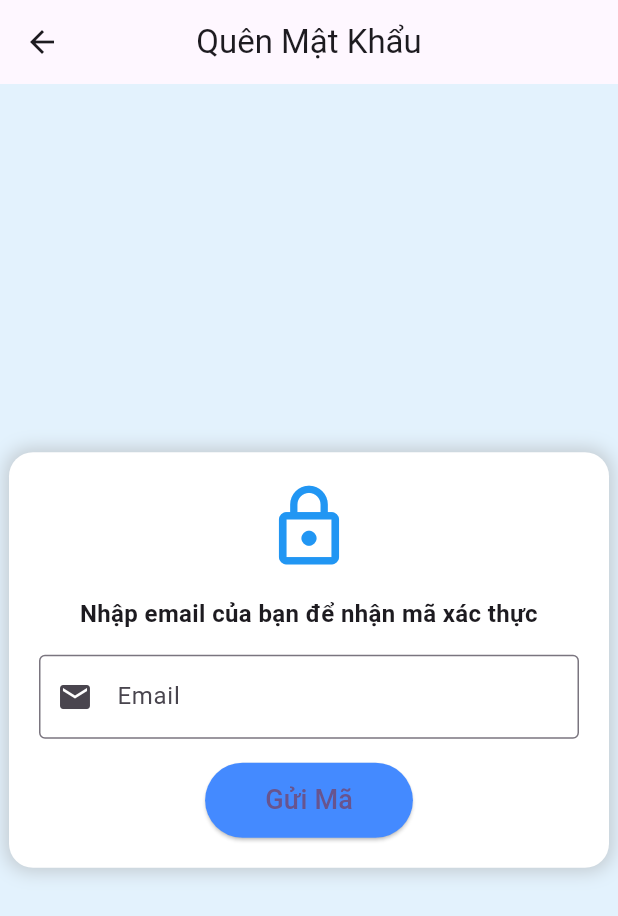
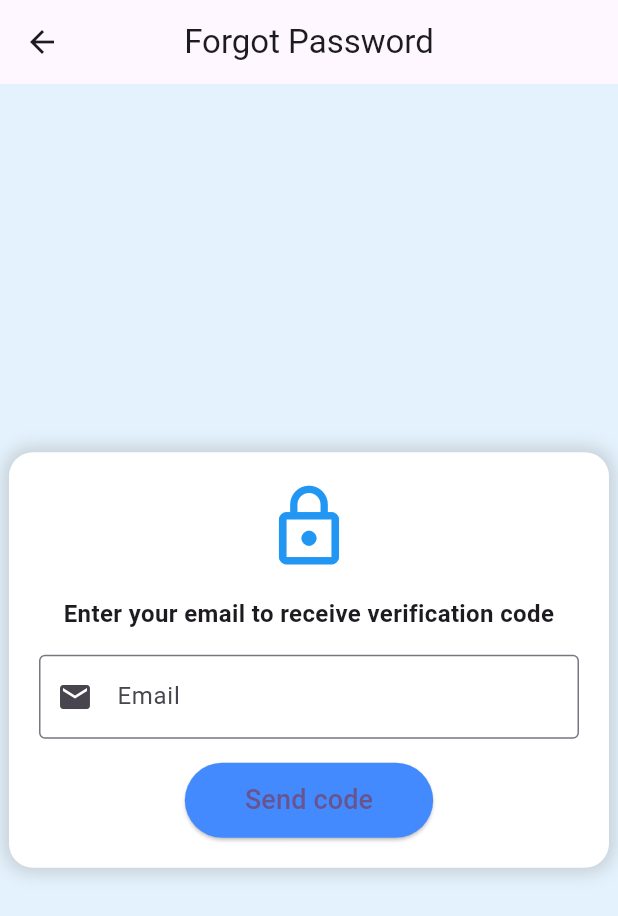
Before and after one commit to NguyenLeDuyy/MacStoreApp, a Flutter app: the ForgotPasswordScreen screen opened directly, on a phone screen of 412 x 824 dp. Shown: the top 916 px of the screen. Run offline on Flutter 3.47's test engine with Material 3 defaults, Android fonts, the light colour scheme and no system bars; our stand-ins replace google_fonts, supabase_flutter; missing offline and left inert: file_selector, flutter_admin_scaffold; accounts and stored records are empty.

Commit message:
update code for order_screen

```diff
--- a/lib/views/screens/authentication_screens/forgot_password.dart
+++ b/lib/views/screens/authentication_screens/forgot_password.dart
@@ -29,7 +29,7 @@ class _ForgotPasswordScreenState extends State<ForgotPasswordScreen> {
   Future<void> _sendResetCode() async {
     final email = emailController.text.trim();
     if (!_validateEmail(email)) {
-      _showMessage('Email không hợp lệ! Vui lòng nhập đúng định dạng.'); // Invalid email message
+      _showMessage('Invalid email! Please enter correct format'); // Invalid email message
       return;
     }
 
@@ -40,15 +40,15 @@ class _ForgotPasswordScreenState extends State<ForgotPasswordScreen> {
       // Insert email and generated code into the email queue (you should send an email from here)
       await supabase.from('email_queue').insert({
         'email': email,
-        'subject': 'Mã xác thực đặt lại mật khẩu',
-        'message': 'Mã xác thực của bạn là: $generatedCode'
+        'subject': 'Password reset authentication code',
+        'message': 'Your verification code is: $generatedCode'
       });
 
-      _showMessage('Mã xác thực đã được gửi đến email!'); // Success message
+      _showMessage('Verification code has been sent to email!'); // Success message
       setState(() => currentStep = 2); // Move to the next step (enter the code and new password)
     } catch (e) {
-      _showMessage('Lỗi: ${e.toString()}'); // Error message if there's any issue
-      print('Lỗi: ${e.toString()}');
+      _showMessage('Error: ${e.toString()}'); // Error message if there's any issue
+      print('Error: ${e.toString()}');
     }
 
     setState(() => isLoading = false);
@@ -60,12 +60,12 @@ class _ForgotPasswordScreenState extends State<ForgotPasswordScreen> {
     final newPassword = passwordController.text.trim();
 
     if (code.isEmpty || newPassword.isEmpty) {
-      _showMessage('Vui lòng nhập mã xác thực và mật khẩu mới.'); // Missing code or password
+      _showMessage('Please enter the verification code and new password'); // Missing code or password
       return;
     }
 
     if (code != generatedCode) {
-      _showMessage('Mã xác thực không đúng! Vui lòng thử lại.'); // Code mismatch
+      _showMessage('Verification code is incorrect! Please try again'); // Code mismatch
       return;
     }
 
@@ -74,13 +74,13 @@ class _ForgotPasswordScreenState extends State<ForgotPasswordScreen> {
     try {
       // Update user's password in Supabase
       await supabase.auth.updateUser(UserAttributes(password: newPassword));
-      _showMessage('Mật khẩu đã được cập nhật!'); // Password updated successfully
+      _showMessage('Password has been updated!'); // Password updated successfully
       Future.delayed(const Duration(seconds: 2), () {
         Navigator.pushReplacementNamed(context, '/login'); // Redirect to login screen
       });
     } catch (e) {
       _showMessage('Lỗi: ${e.toString()}'); // Error if something goes wrong
-      print('Lỗi: ${e.toString()}');
+      print('Error: ${e.toString()}');
     }
 
     setState(() => isLoading = false);
@@ -103,7 +103,7 @@ class _ForgotPasswordScreenState extends State<ForgotPasswordScreen> {
   Widget build(BuildContext context) {
     return Scaffold(
       backgroundColor: Colors.blue[50],
-      appBar: AppBar(title: const Text('Quên Mật Khẩu'), centerTitle: true),
+      appBar: AppBar(title: const Text('Forgot Password'), centerTitle: true),
       body: Center(
         child: Container(
           width: 400,
@@ -111,7 +111,7 @@ class _ForgotPasswordScreenState extends State<ForgotPasswordScreen> {
           decoration: BoxDecoration(
             color: Colors.white,
             borderRadius: BorderRadius.circular(16),
-            boxShadow: [BoxShadow(color: Colors.grey.withOpacity(0.5), blurRadius: 10, spreadRadius: 2)],
+            boxShadow: [BoxShadow(color: Colors.grey.withAlpha((0.5 * 255).toInt()), blurRadius: 10, spreadRadius: 2)],
           ),
           child: Column(
             mainAxisSize: MainAxisSize.min,
@@ -120,8 +120,8 @@ class _ForgotPasswordScreenState extends State<ForgotPasswordScreen> {
               const SizedBox(height: 16),
               Text(
                 currentStep == 1
-                    ? 'Nhập email của bạn để nhận mã xác thực'
-                    : 'Nhập mã xác thực và mật khẩu mới',
+                    ? 'Enter your email to receive verification code'
+                    : 'Enter verification code and new password',
                 textAlign: TextAlign.center,
                 style: const TextStyle(fontSize: 16, fontWeight: FontWeight.bold),
               ),
@@ -141,7 +141,7 @@ class _ForgotPasswordScreenState extends State<ForgotPasswordScreen> {
                   controller: codeController,
                   keyboardType: TextInputType.number,
                   decoration: const InputDecoration(
-                    labelText: 'Mã xác thực',
+                    labelText: 'Authentication code',
                     border: OutlineInputBorder(),
                     prefixIcon: Icon(Icons.security),
                   ),
@@ -151,7 +151,7 @@ class _ForgotPasswordScreenState extends State<ForgotPasswordScreen> {
                   controller: passwordController,
                   obscureText: true,
                   decoration: const InputDecoration(
-                    labelText: 'Mật khẩu mới',
+                    labelText: 'New Password',
                     border: OutlineInputBorder(),
                     prefixIcon: Icon(Icons.lock),
                   ),
@@ -170,7 +170,7 @@ class _ForgotPasswordScreenState extends State<ForgotPasswordScreen> {
                 ),
                 child: isLoading
                     ? const CircularProgressIndicator(color: Colors.white)
-                    : Text(currentStep == 1 ? 'Gửi Mã' : 'Đổi Mật Khẩu', style: const TextStyle(fontSize: 18)),
+                    : Text(currentStep == 1 ? 'Send code' : 'Changing Password', style: const TextStyle(fontSize: 18)),
               ),
             ],
           ),
--- a/lib/views/screens/side_bar_screens/register_account.dart
+++ b/lib/views/screens/side_bar_screens/register_account.dart
@@ -83,7 +83,7 @@ class _RegisterScreenAdminState extends State<RegisterScreenAdmin> {
                 mainAxisAlignment: MainAxisAlignment.center,
                 children: [
                   Text(
-                    "Create Your Account",
+                    "Create Your Account For Admin",
                     style: GoogleFonts.getFont(
                       'Lato',
                       color: Color(0xFF0d120E),
```
Also changed, not shown: lib/views/screens/side_bar_screens/buyers_screen.dart (+67 -23 lines), lib/views/screens/side_bar_screens/orders_screen.dart (+19 -20 lines), lib/views/screens/side_bar_screens/widgets/order_list_widget.dart (+67 -45 lines), lib/views/screens/authentication_screens/register_admin.dart (added), lib/views/screens/authentication_screens/register_buyer.dart (added), lib/views/screens/authentication_screens/register_vendor.dart (added).
